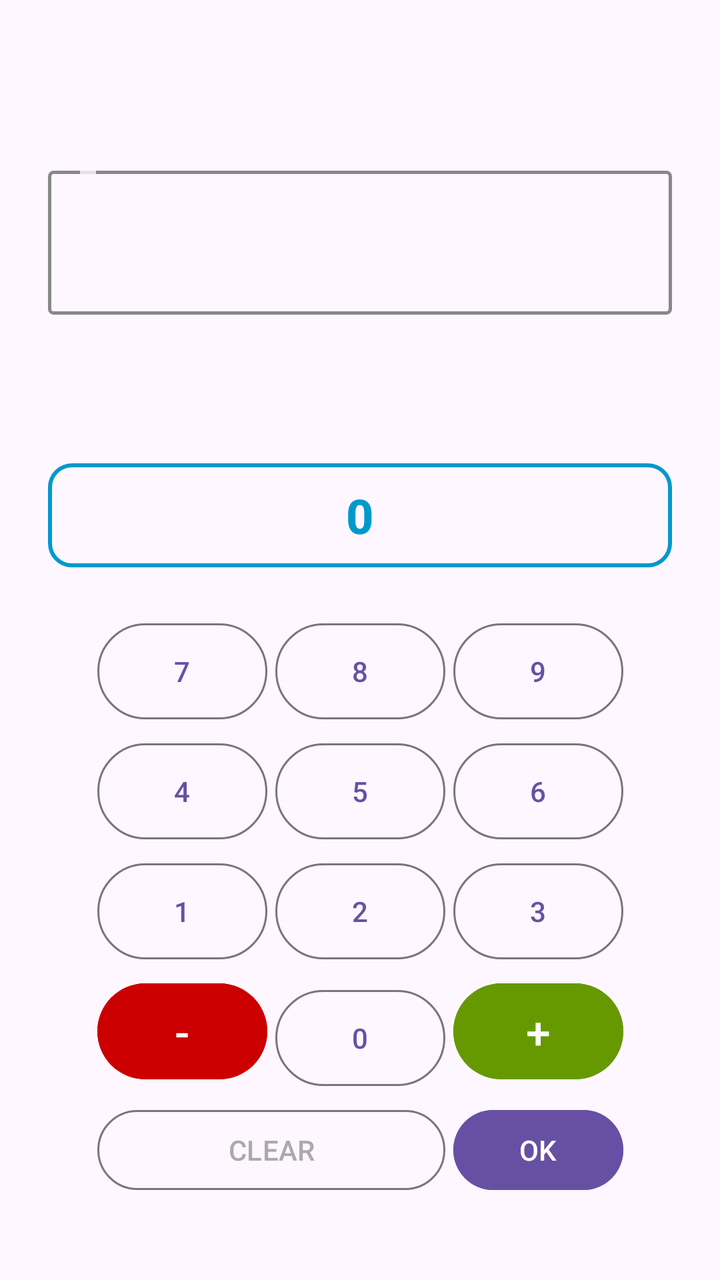
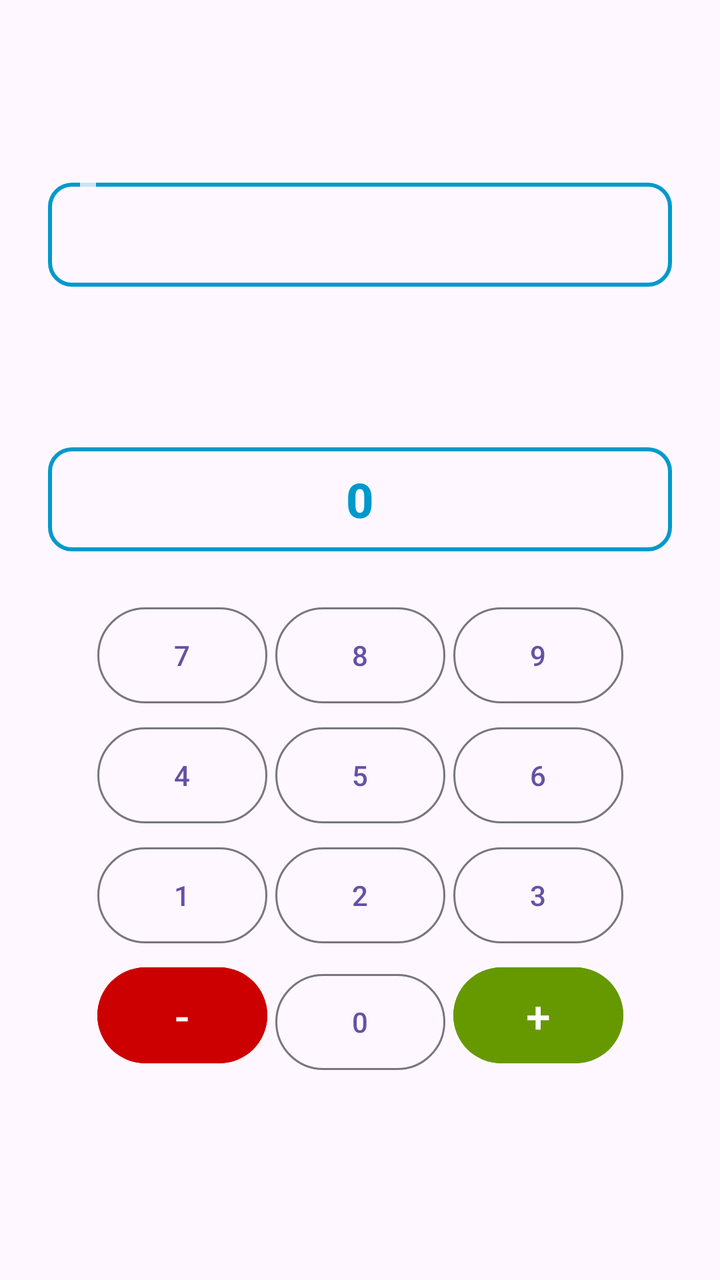

Compare the two renders of this Android layout. The source of the first and the diff that turns it into the second are given below.
<!-- AndroidManifest.xml: application theme Theme.Cohortis -->
<!-- res/layout/fragment_hp_modifier.xml -->
<?xml version="1.0" encoding="utf-8"?>

<androidx.constraintlayout.widget.ConstraintLayout xmlns:android="http://schemas.android.com/apk/res/android"
    xmlns:app="http://schemas.android.com/apk/res-auto"
    android:layout_width="match_parent"
    android:layout_height="wrap_content"
    android:background="?android:attr/windowBackground"
    android:padding="24dp">

    
    <TextView
        android:id="@+id/tvMemberName"
        android:layout_width="0dp"
        android:layout_height="wrap_content"
        android:gravity="center"
        android:textSize="22sp"
        android:textStyle="bold"
        android:textColor="?android:attr/textColorPrimary"
        app:layout_constraintTop_toTopOf="parent"
        app:layout_constraintStart_toStartOf="parent"
        app:layout_constraintEnd_toEndOf="parent" />

    
    <FrameLayout
        android:id="@+id/flBox1Container"
        android:layout_width="match_parent"
        android:layout_height="wrap_content"
        android:layout_marginTop="24dp"
        app:layout_constraintTop_toBottomOf="@id/tvMemberName">

        <TextView
            android:id="@+id/btnBox1"
            android:layout_width="match_parent"
            android:layout_height="72dp"
            android:layout_marginTop="8dp"
            android:background="@drawable/bg_party_box"
            android:gravity="center"
            android:paddingHorizontal="16dp"
            android:textSize="20sp"
            android:textStyle="bold"
            android:textColor="?android:attr/textColorPrimary"
            android:clickable="true"
            android:focusable="true" />

        <TextView
            android:id="@+id/tvBox1Label"
            android:layout_width="wrap_content"
            android:layout_height="wrap_content"
            android:layout_marginStart="16dp"
            android:background="?android:attr/windowBackground"
            android:paddingHorizontal="4dp"
            android:textSize="12sp"
            android:textStyle="bold"
            android:alpha="0.8" />
    </FrameLayout>

    
    <TextView
        android:id="@+id/tvBox2Display"
        android:layout_width="match_parent"
        android:layout_height="wrap_content"
        android:layout_marginTop="20dp"
        android:gravity="center"
        android:textSize="18sp"
        android:textStyle="bold"
        android:textColor="?android:attr/textColorPrimary"
        app:layout_constraintTop_toBottomOf="@id/flBox1Container" />

    
    <com.google.android.material.button.MaterialButton
        android:id="@+id/btnBox3"
        style="@style/Widget.MaterialComponents.Button.OutlinedButton"
        android:layout_width="0dp"
        android:layout_height="64dp"
        android:layout_marginTop="24dp"
        android:text="0"
        android:textSize="24sp"
        android:textStyle="bold"
        android:textColor="@android:color/holo_blue_dark"
        app:strokeColor="@android:color/holo_blue_dark"
        app:cornerRadius="12dp"
        app:strokeWidth="2dp"
        app:layout_constraintTop_toBottomOf="@id/tvBox2Display"
        app:layout_constraintStart_toStartOf="parent"
        app:layout_constraintEnd_toEndOf="parent" />

    
    <GridLayout
        android:id="@+id/glKeypad"
        android:layout_width="wrap_content"
        android:layout_height="wrap_content"
        android:layout_marginTop="16dp"
        android:columnCount="3"
        app:layout_constraintTop_toBottomOf="@id/btnBox3"
        app:layout_constraintStart_toStartOf="parent"
        app:layout_constraintEnd_toEndOf="parent">

        <Button android:id="@+id/btn7" android:text="7" style="?attr/materialButtonOutlinedStyle" android:layout_width="85dp" android:layout_height="56dp" android:layout_margin="2dp"/>
        <Button android:id="@+id/btn8" android:text="8" style="?attr/materialButtonOutlinedStyle" android:layout_width="85dp" android:layout_height="56dp" android:layout_margin="2dp"/>
        <Button android:id="@+id/btn9" android:text="9" style="?attr/materialButtonOutlinedStyle" android:layout_width="85dp" android:layout_height="56dp" android:layout_margin="2dp"/>

        <Button android:id="@+id/btn4" android:text="4" style="?attr/materialButtonOutlinedStyle" android:layout_width="85dp" android:layout_height="56dp" android:layout_margin="2dp"/>
        <Button android:id="@+id/btn5" android:text="5" style="?attr/materialButtonOutlinedStyle" android:layout_width="85dp" android:layout_height="56dp" android:layout_margin="2dp"/>
        <Button android:id="@+id/btn6" android:text="6" style="?attr/materialButtonOutlinedStyle" android:layout_width="85dp" android:layout_height="56dp" android:layout_margin="2dp"/>

        <Button android:id="@+id/btn1" android:text="1" style="?attr/materialButtonOutlinedStyle" android:layout_width="85dp" android:layout_height="56dp" android:layout_margin="2dp"/>
        <Button android:id="@+id/btn2" android:text="2" style="?attr/materialButtonOutlinedStyle" android:layout_width="85dp" android:layout_height="56dp" android:layout_margin="2dp"/>
        <Button android:id="@+id/btn3" android:text="3" style="?attr/materialButtonOutlinedStyle" android:layout_width="85dp" android:layout_height="56dp" android:layout_margin="2dp"/>

        <Button android:id="@+id/btnMinus" android:text="-" android:layout_width="85dp" android:layout_height="56dp" android:layout_margin="2dp" android:backgroundTint="@android:color/holo_red_dark" android:textColor="@android:color/white" android:textSize="22sp"/>
        <Button android:id="@+id/btn0" android:text="0" style="?attr/materialButtonOutlinedStyle" android:layout_width="85dp" android:layout_height="56dp" android:layout_margin="2dp"/>
        <Button android:id="@+id/btnPlus" android:text="+" android:layout_width="85dp" android:layout_height="56dp" android:layout_margin="2dp" android:backgroundTint="@android:color/holo_green_dark" android:textColor="@android:color/white" android:textSize="22sp"/>

        <Button android:id="@+id/btnClear"
            android:text="CLEAR"
            style="?attr/materialButtonOutlinedStyle"
            android:layout_width="174dp"
            android:layout_height="48dp"
            android:layout_columnSpan="2"
            android:layout_margin="2dp"
            android:textColor="@android:color/darker_gray" />

        <Button android:id="@+id/btnOk"
            android:text="OK"
            android:layout_width="85dp"
            android:layout_height="48dp"
            android:layout_margin="2dp"
            android:backgroundTint="?attr/colorPrimary"
            android:textColor="@android:color/white" />

    </GridLayout>

</androidx.constraintlayout.widget.ConstraintLayout>
<!-- resources referenced by this layout -->
<resources>
  <!-- drawable bg_party_box (drawable) -->
  <?xml version="1.0" encoding="utf-8"?>
  
  <shape xmlns:android="http://schemas.android.com/apk/res/android">
      <stroke android:width="1.5dp" android:color="#888888" />
      <corners android:radius="2dp" />
  </shape>
  <style name="Theme.Cohortis" parent="Base.Theme.Cohortis" />
  <style name="Base.Theme.Cohortis" parent="Theme.Material3.DayNight.NoActionBar">
          
          
      </style>
</resources>

<!-- the commit's change to res/layout/fragment_hp_modifier.xml (unified diff, before → after) -->
@@ -28,17 +28,21 @@
         android:layout_marginTop="24dp"
         app:layout_constraintTop_toBottomOf="@id/tvMemberName">
 
-        <TextView
+        <com.google.android.material.button.MaterialButton
             android:id="@+id/btnBox1"
+            style="@style/Widget.MaterialComponents.Button.OutlinedButton"
             android:layout_width="match_parent"
-            android:layout_height="72dp"
+            android:layout_height="64dp"
             android:layout_marginTop="8dp"
-            android:background="@drawable/bg_party_box"
             android:gravity="center"
             android:paddingHorizontal="16dp"
             android:textSize="20sp"
             android:textStyle="bold"
-            android:textColor="?android:attr/textColorPrimary"
+            android:textAllCaps="false"
+            android:textColor="@android:color/holo_blue_dark"
+            app:strokeColor="@android:color/holo_blue_dark"
+            app:cornerRadius="12dp"
+            app:strokeWidth="2dp"
             android:clickable="true"
             android:focusable="true" />
 
@@ -76,6 +80,7 @@
         android:text="0"
         android:textSize="24sp"
         android:textStyle="bold"
+        android:textAllCaps="false"
         android:textColor="@android:color/holo_blue_dark"
         app:strokeColor="@android:color/holo_blue_dark"
         app:cornerRadius="12dp"
@@ -111,23 +116,6 @@
         <Button android:id="@+id/btn0" android:text="0" style="?attr/materialButtonOutlinedStyle" android:layout_width="85dp" android:layout_height="56dp" android:layout_margin="2dp"/>
         <Button android:id="@+id/btnPlus" android:text="+" android:layout_width="85dp" android:layout_height="56dp" android:layout_margin="2dp" android:backgroundTint="@android:color/holo_green_dark" android:textColor="@android:color/white" android:textSize="22sp"/>
 
-        <Button android:id="@+id/btnClear"
-            android:text="CLEAR"
-            style="?attr/materialButtonOutlinedStyle"
-            android:layout_width="174dp"
-            android:layout_height="48dp"
-            android:layout_columnSpan="2"
-            android:layout_margin="2dp"
-            android:textColor="@android:color/darker_gray" />
-
-        <Button android:id="@+id/btnOk"
-            android:text="OK"
-            android:layout_width="85dp"
-            android:layout_height="48dp"
-            android:layout_margin="2dp"
-            android:backgroundTint="?attr/colorPrimary"
-            android:textColor="@android:color/white" />
-
     </GridLayout>
 
 </androidx.constraintlayout.widget.ConstraintLayout>
<!-- resource entries referenced after the edit -->
@@ -1,12 +1,5 @@
 <!-- resources referenced by this layout -->
 <resources>
-  <!-- drawable bg_party_box (drawable) -->
-  <?xml version="1.0" encoding="utf-8"?>
-  
-  <shape xmlns:android="http://schemas.android.com/apk/res/android">
-      <stroke android:width="1.5dp" android:color="#888888" />
-      <corners android:radius="2dp" />
-  </shape>
   <style name="Theme.Cohortis" parent="Base.Theme.Cohortis" />
   <style name="Base.Theme.Cohortis" parent="Theme.Material3.DayNight.NoActionBar">
           
